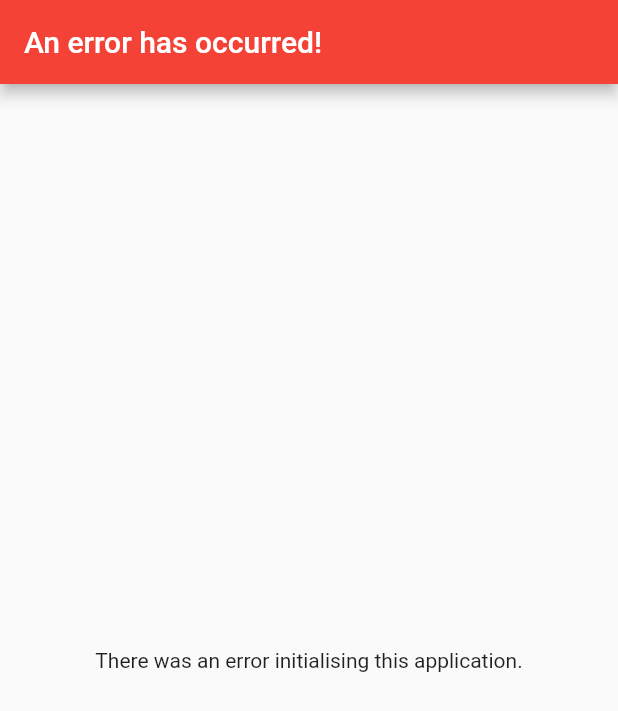
After one commit to crewnode/switcher, a Flutter app: the ErrorPage screen opened directly, on a phone screen of 412 x 824 dp. The commit adds this screen. Shown: the top 711 px of the screen. Run offline on Flutter 3.47's test engine with Material 2 defaults, Android fonts, the phone set to English and light mode, and no system bars; our stand-ins replace flutter_bloc, flutter_screenutil; missing offline and left inert: global_configuration.

```diff
--- /dev/null
+++ b/lib/system/loader.dart
@@ -0,0 +1,52 @@
+import 'package:global_configuration/global_configuration.dart';
+import 'definitions.dart' as Config;
+import 'logger.dart' as Logger;
+import 'storage.dart';
+
+class Loader {
+  Storage _storage;
+
+  Future<bool> initLoad() async {
+    // Initialise our storage
+    this._initStorage();
+
+    // Load our configuration file
+    // TODO: Implement server listing API
+    // try {
+    //   var serverUrl = [Config.SERVER_URL, Config.ENDPOINT_LISTING].join("/");
+    //   Logger.debug("Loading listing: $serverUrl");
+    //   await GlobalConfiguration().loadFromUrl(serverUrl);
+
+    //   // Check if it is an erroneous response
+    //   if (GlobalConfiguration().get("status") != null &&
+    //       GlobalConfiguration().get("status") == "FAIL") {
+    //     Logger.debug("Errored!", Logger.DEBUG_ERROR);
+    //     return false;
+    //   }
+
+    //   // Save a cached version of the loaded URL
+    //   this._storage.writeConfig(GlobalConfiguration().appConfig);
+    //   Logger.debug("Wrote remote configuration to cache!");
+    // } catch (e) {
+    //   Logger.debug(e.toString());
+    //   Logger.debug("Failed to load from remote URL", Logger.DEBUG_WARNING);
+    //   try {
+    //     // Load cached configuration
+    //     Map<String, dynamic> cached = await this._storage.readConfig();
+    //     GlobalConfiguration().loadFromMap(cached);
+    //     Logger.debug("Loaded 'cached' asset.");
+    //   } catch (e) {
+    //     // Load erroneous configuration
+    //     Logger.debug(
+    //         "Loaded erroneous application due to failed application runtime: no remote, no cache.");
+    //     return false;
+    //   }
+    // }
+    return true;
+  }
+
+  Storage _initStorage() {
+    this._storage = new Storage();
+    return this._storage;
+  }
+}
--- /dev/null
+++ b/lib/utils/error_page.dart
@@ -0,0 +1,40 @@
+import 'package:flutter/material.dart';
+
+class ErrorApp extends StatelessWidget {
+  final appTitle = "An error has occurred!";
+
+  @override
+  Widget build(BuildContext context) {
+    return MaterialApp(
+      title: appTitle,
+      theme: ThemeData(primarySwatch: Colors.red),
+      home: ErrorPage(title: appTitle),
+    );
+  }
+}
+
+class ErrorPage extends StatefulWidget {
+  ErrorPage({Key key, this.title}) : super(key: key);
+  final String title;
+
+  @override
+  _ErrorPageState createState() => _ErrorPageState();
+}
+
+class _ErrorPageState extends State<ErrorPage> {
+  @override
+  Widget build(BuildContext context) {
+    return Scaffold(
+      appBar: AppBar(
+        title: Text("An error has occurred!"),
+        backgroundColor: Colors.red,
+      ),
+      body: Center(
+        child: Column(
+          mainAxisAlignment: MainAxisAlignment.center,
+          children: [Text("There was an error initialising this application.")],
+        ),
+      ),
+    );
+  }
+}
--- a/pubspec.yaml
+++ b/pubspec.yaml
@@ -26,6 +26,9 @@ dependencies:
   cupertino_icons: ^0.1.3
   flutter_screenutil: ^2.3.0
   flutter_bloc: ^6.1.1
+  global_configuration: ^1.6.0
+  http: ^0.12.2
+  path_provider: ^1.6.24
 
 dev_dependencies:
   flutter_test:
```
Also changed, not shown: lib/main.dart (+17 -1 lines), lib/system/definitions.dart (added, +12 -0 lines), lib/system/logger.dart (added, +46 -0 lines), lib/system/storage.dart (added, +51 -0 lines), pubspec.lock, 3 other files.
